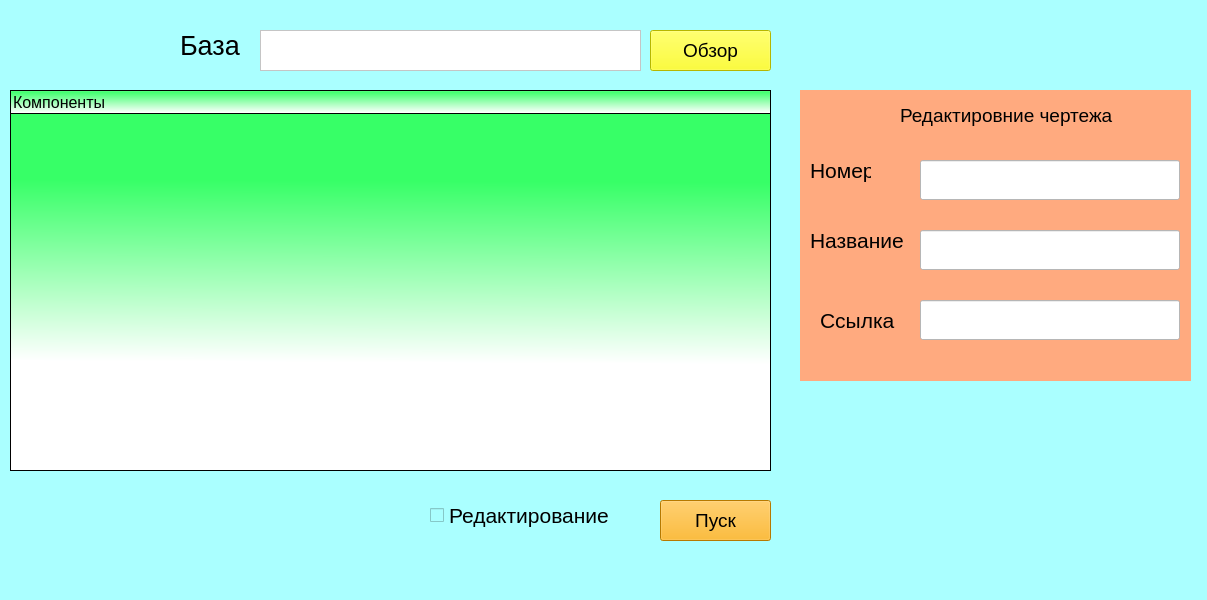
First picture: the form in soft/Form.ui, repository EfimTishkovski/Drawig_manager, before the edit.
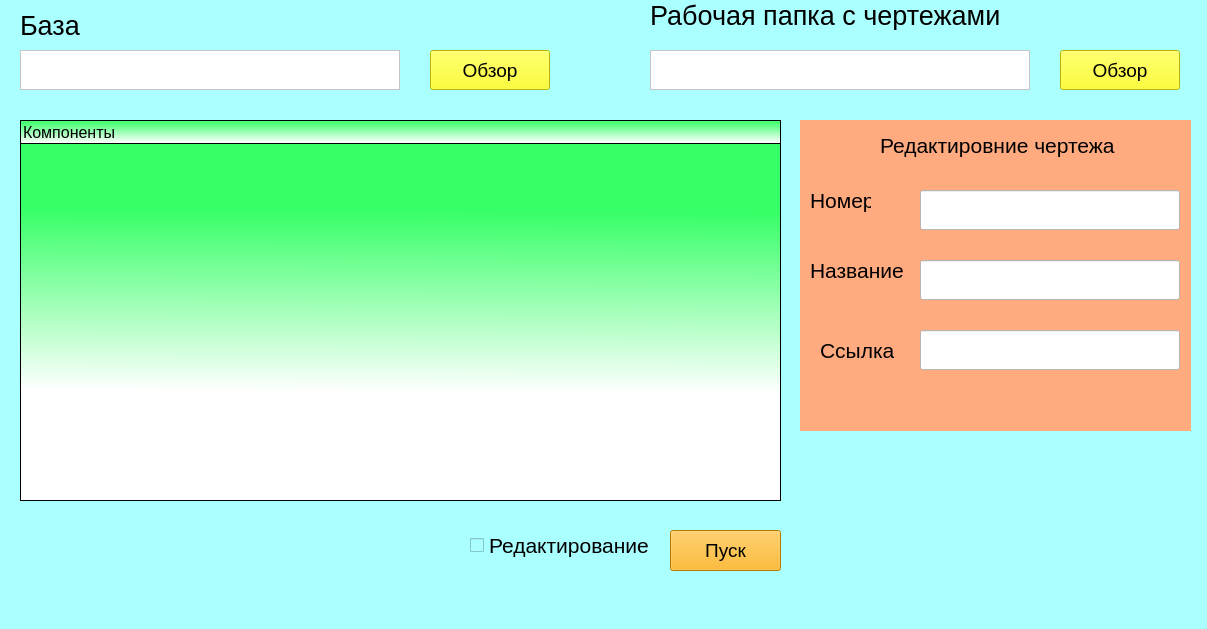
Second picture: the form after the edit.

Commit message: Новое окошко программы. Добавлен интерфейс редактирования.

What changed in the file:
```diff
--- a/soft/Form.ui
+++ b/soft/Form.ui
@@ -7,7 +7,7 @@
     <x>0</x>
     <y>0</y>
     <width>1207</width>
-    <height>600</height>
+    <height>629</height>
    </rect>
   </property>
   <property name="windowTitle">
@@ -25,8 +25,8 @@
    <widget class="QTreeWidget" name="treeWidget">
     <property name="geometry">
      <rect>
-      <x>10</x>
-      <y>90</y>
+      <x>20</x>
+      <y>120</y>
       <width>761</width>
       <height>381</height>
      </rect>
@@ -55,8 +55,8 @@
    <widget class="QPushButton" name="launch">
     <property name="geometry">
      <rect>
-      <x>660</x>
-      <y>500</y>
+      <x>670</x>
+      <y>530</y>
       <width>111</width>
       <height>41</height>
      </rect>
@@ -77,10 +77,10 @@
    <widget class="QTextEdit" name="textEdit">
     <property name="geometry">
      <rect>
-      <x>260</x>
-      <y>30</y>
-      <width>381</width>
-      <height>41</height>
+      <x>20</x>
+      <y>50</y>
+      <width>380</width>
+      <height>40</height>
      </rect>
     </property>
     <property name="styleSheet">
@@ -90,30 +90,30 @@
    <widget class="QPushButton" name="selectionButton">
     <property name="geometry">
      <rect>
-      <x>650</x>
-      <y>30</y>
-      <width>121</width>
-      <height>41</height>
-     </rect>
-    </property>
-    <property name="font">
-     <font>
-      <family>Arial</family>
-      <pointsize>14</pointsize>
-     </font>
-    </property>
-    <property name="styleSheet">
-     <string notr="true">background-color: rgb(255, 255, 0);</string>
-    </property>
-    <property name="text">
-     <string>Обзор</string>
-    </property>
-   </widget>
-   <widget class="QCheckBox" name="checkBox_edit">
-    <property name="geometry">
-     <rect>
       <x>430</x>
-      <y>500</y>
+      <y>50</y>
+      <width>120</width>
+      <height>40</height>
+     </rect>
+    </property>
+    <property name="font">
+     <font>
+      <family>Arial</family>
+      <pointsize>14</pointsize>
+     </font>
+    </property>
+    <property name="styleSheet">
+     <string notr="true">background-color: rgb(255, 255, 0);</string>
+    </property>
+    <property name="text">
+     <string>Обзор</string>
+    </property>
+   </widget>
+   <widget class="QCheckBox" name="checkBox_edit">
+    <property name="geometry">
+     <rect>
+      <x>470</x>
+      <y>530</y>
       <width>181</width>
       <height>31</height>
      </rect>
@@ -128,12 +128,15 @@
     </property>
    </widget>
    <widget class="QWidget" name="drawing_edit_window" native="true">
+    <property name="enabled">
+     <bool>true</bool>
+    </property>
     <property name="geometry">
      <rect>
       <x>800</x>
-      <y>90</y>
+      <y>120</y>
       <width>391</width>
-      <height>291</height>
+      <height>311</height>
      </rect>
     </property>
     <property name="styleSheet">
@@ -236,15 +239,15 @@
     <widget class="QLabel" name="label_4">
      <property name="geometry">
       <rect>
-       <x>100</x>
+       <x>80</x>
        <y>10</y>
-       <width>221</width>
+       <width>241</width>
        <height>31</height>
       </rect>
      </property>
      <property name="font">
       <font>
-       <pointsize>14</pointsize>
+       <pointsize>16</pointsize>
       </font>
      </property>
      <property name="text">
@@ -255,8 +258,8 @@
    <widget class="QLabel" name="label_5">
     <property name="geometry">
      <rect>
-      <x>180</x>
-      <y>30</y>
+      <x>20</x>
+      <y>10</y>
       <width>61</width>
       <height>31</height>
      </rect>
@@ -270,6 +273,59 @@
      <string>База</string>
     </property>
    </widget>
+   <widget class="QTextEdit" name="base_line_2">
+    <property name="geometry">
+     <rect>
+      <x>650</x>
+      <y>50</y>
+      <width>380</width>
+      <height>40</height>
+     </rect>
+    </property>
+    <property name="styleSheet">
+     <string notr="true">background-color: rgb(255, 255, 255);</string>
+    </property>
+   </widget>
+   <widget class="QPushButton" name="selectionButton_2">
+    <property name="geometry">
+     <rect>
+      <x>1060</x>
+      <y>50</y>
+      <width>120</width>
+      <height>40</height>
+     </rect>
+    </property>
+    <property name="font">
+     <font>
+      <family>Arial</family>
+      <pointsize>14</pointsize>
+     </font>
+    </property>
+    <property name="styleSheet">
+     <string notr="true">background-color: rgb(255, 255, 0);</string>
+    </property>
+    <property name="text">
+     <string>Обзор</string>
+    </property>
+   </widget>
+   <widget class="QLabel" name="label_6">
+    <property name="geometry">
+     <rect>
+      <x>650</x>
+      <y>0</y>
+      <width>370</width>
+      <height>30</height>
+     </rect>
+    </property>
+    <property name="font">
+     <font>
+      <pointsize>20</pointsize>
+     </font>
+    </property>
+    <property name="text">
+     <string>Рабочая папка с чертежами</string>
+    </property>
+   </widget>
   </widget>
   <widget class="QMenuBar" name="menubar">
    <property name="geometry">
```
Left out of the diff: 2 changed lines with no effect on the pictures. The commit also changes 1 other file.
